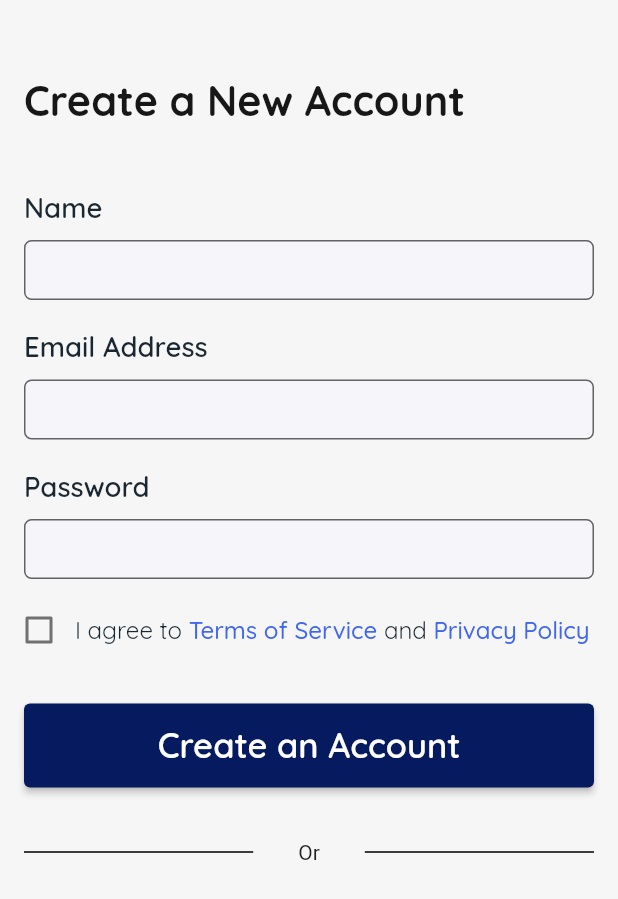
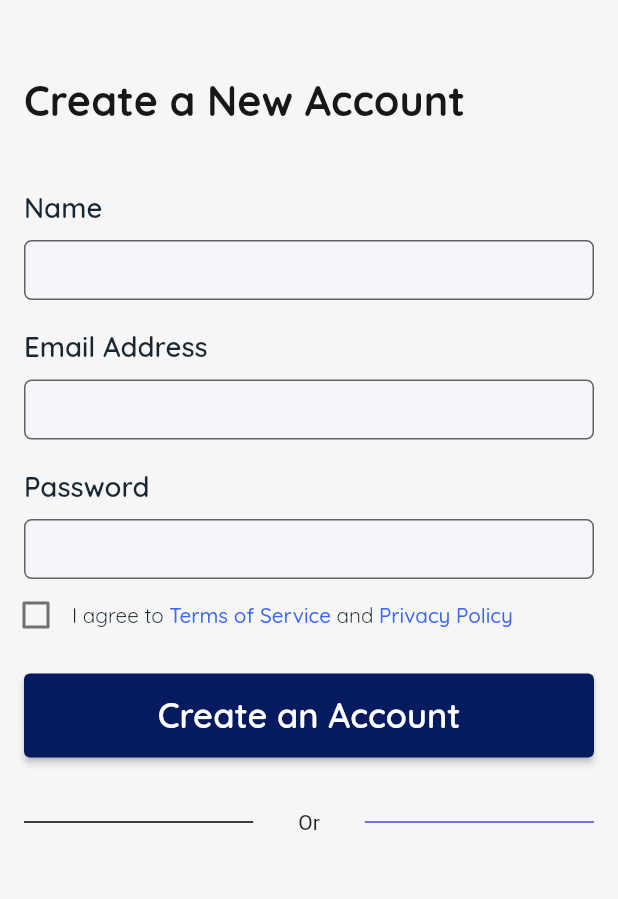
Before and after one commit to sobuur0/kumvent, a Flutter app: the screen it shows after launch, on a phone screen of 412 x 824 dp. Shown: the top 899 px of the screen. Run offline on Flutter 3.47's test engine with Material 2 defaults, Android fonts, the phone set to English and light mode, and no system bars; our stand-ins replace flutter_screenutil, google_fonts.

```diff
--- a/lib/constants/colours.dart
+++ b/lib/constants/colours.dart
@@ -8,5 +8,6 @@ const kBlueShadeColor = Color(0xFF4067F2);
 
 const kScaffoldBackgroundColor = Color(0xFFF6F6F6);
 const kTextPrimaryColor = Color(0xFF171717);
-const kTextViewBorderColor = Color.fromRGBO(26, 39, 49, 0.3);
+const kTextViewBorderColor = Color.fromARGB(75, 110, 130, 145);
 const kBackgroundFillColor = Color(0xFFF6F5FA);
+const kIconContainerColor = Color(0xFFE7E7F9);
--- a/lib/presentation/pages/sign_in_page.dart
+++ b/lib/presentation/pages/sign_in_page.dart
@@ -142,12 +142,7 @@ class _SignInPageState extends State<SignInPage> {
                 ),
               ),
             ),
-            Padding(
-              padding: const EdgeInsets.symmetric(
-                horizontal: 2.0,
-                vertical: 10.0,
-              ),
-              child: Row(
+            Row(
               children: [
                 Checkbox(
                   value: _isChecked,
@@ -157,7 +152,8 @@ class _SignInPageState extends State<SignInPage> {
                     });
                   },
                 ),
-                  Text.rich(
+                Expanded(
+                  child: Text.rich(
                     TextSpan(
                       children: [
                         //TODO: tell shina to give the correct fontFamily to these texts
@@ -165,35 +161,35 @@ class _SignInPageState extends State<SignInPage> {
                           text: 'I agree to ',
                           style: TextStyles.regular(
                             color: kNeutralColor,
-                            fontSize: 14.0,
+                            fontSize: 12.0,
                           ),
                         ),
                         TextSpan(
                           text: 'Terms of Service ',
                           style: TextStyles.medium(
                             color: kBlueShadeColor,
-                            fontSize: 14.0,
+                            fontSize: 12.0,
                           ),
                         ),
                         TextSpan(
                           text: 'and ',
                           style: TextStyles.regular(
                             color: kNeutralColor,
-                            fontSize: 14.0,
+                            fontSize: 12.0,
                           ),
                         ),
                         TextSpan(
                           text: 'Privacy Policy',
                           style: TextStyles.medium(
                             color: kBlueShadeColor,
-                            fontSize: 14.0,
+                            fontSize: 12.0,
                           ),
                         ),
                       ],
                     ),
                   ),
+                ),
               ],
-              ),
             ),
             Padding(
               padding: const EdgeInsets.symmetric(
@@ -225,19 +221,19 @@ class _SignInPageState extends State<SignInPage> {
               ),
               child: Row(
                 mainAxisAlignment: MainAxisAlignment.spaceBetween,
-                children: const [
-                  Expanded(
+                children: [
+                  const Expanded(
                     child: Divider(
                       thickness: 1.0,
                       color: Colors.black,
                       endIndent: 30.0,
                     ),
                   ),
-                  Text('Or'),
+                  const Text('Or'),
                   Expanded(
                     child: Divider(
                       thickness: 1.0,
-                      color: Colors.black,
+                      color: const Color(0xFF000000B2).withOpacity(0.7),
                       indent: 30.0,
                     ),
                   ),
```
Also changed, not shown: lib/presentation/widgets/icon_container.dart (added, +26 -0 lines). Lines whose indentation alone changed are shown as unchanged.
